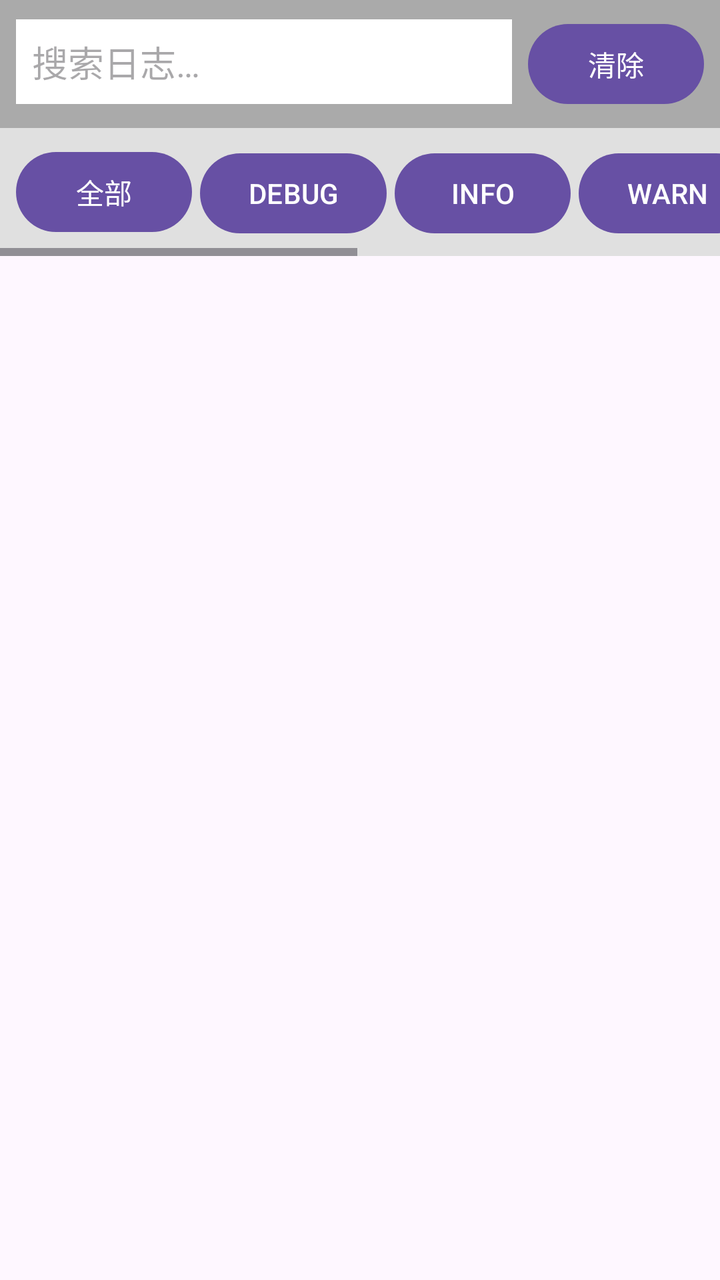
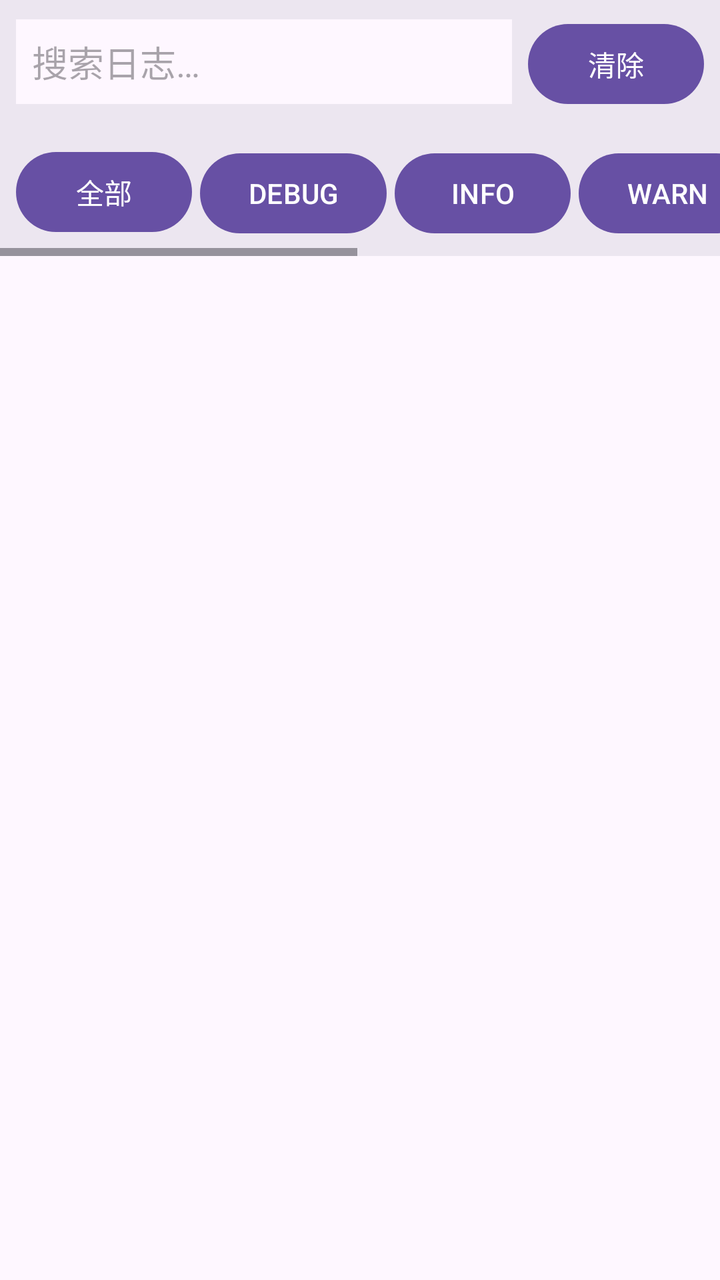

Two renders of the same Android screen: before a commit and after it. Below are the layout's source before the change and the commit's diff.
<!-- AndroidManifest.xml: activity theme Theme.JustNothing -->
<!-- res/layout/activity_log_viewer.xml -->
<?xml version="1.0" encoding="utf-8"?>
<LinearLayout xmlns:android="http://schemas.android.com/apk/res/android"
    android:layout_width="match_parent"
    android:layout_height="match_parent"
    android:orientation="vertical">

    <LinearLayout
        android:layout_width="match_parent"
        android:layout_height="wrap_content"
        android:orientation="horizontal"
        android:padding="8dp"
        android:background="@android:color/darker_gray">

        <EditText
            android:id="@+id/edit_search"
            android:layout_width="0dp"
            android:layout_height="wrap_content"
            android:layout_weight="1"
            android:background="@android:color/white"
            android:hint="@string/log_viewer_search_hint"
            android:inputType="text"
            android:maxLines="1"
            android:padding="8dp" />

        <Button
            android:id="@+id/btn_clear"
            android:layout_width="wrap_content"
            android:layout_height="wrap_content"
            android:layout_marginStart="8dp"
            android:text="@string/general_clear" />
    </LinearLayout>

    <HorizontalScrollView
        android:layout_width="match_parent"
        android:layout_height="wrap_content"
        android:background="#E0E0E0">

        <LinearLayout
            android:layout_width="wrap_content"
            android:layout_height="wrap_content"
            android:orientation="horizontal"
            android:padding="8dp">

            <Button
                android:id="@+id/btn_all"
                android:layout_width="wrap_content"
                android:layout_height="wrap_content"
                android:layout_marginEnd="4dp"
                android:text="@string/general_all" />

            <Button
                android:id="@+id/btn_debug"
                android:layout_width="wrap_content"
                android:layout_height="wrap_content"
                android:layout_marginEnd="4dp"
                android:text="@string/loglevel_debug" />

            <Button
                android:id="@+id/btn_info"
                android:layout_width="wrap_content"
                android:layout_height="wrap_content"
                android:layout_marginEnd="4dp"
                android:text="@string/loglevel_info" />

            <Button
                android:id="@+id/btn_warn"
                android:layout_width="wrap_content"
                android:layout_height="wrap_content"
                android:layout_marginEnd="4dp"
                android:text="@string/loglevel_warn" />

            <Button
                android:id="@+id/btn_error"
                android:layout_width="wrap_content"
                android:layout_height="wrap_content"
                android:layout_marginEnd="4dp"
                android:text="@string/loglevel_error" />

            <Button
                android:id="@+id/btn_auto_scroll"
                android:layout_width="wrap_content"
                android:layout_height="wrap_content"
                android:text="@string/log_viewer_auto_scroll_on" />

            <Button
                android:id="@+id/btn_load_more"
                android:layout_width="wrap_content"
                android:layout_height="wrap_content"
                android:layout_marginStart="8dp"
                android:text="@string/log_viewer_load_more" />
        </LinearLayout>
    </HorizontalScrollView>

    <FrameLayout
        android:layout_width="match_parent"
        android:layout_height="0dp"
        android:layout_weight="1">

        <androidx.recyclerview.widget.RecyclerView
            android:id="@+id/log_list"
            android:layout_width="match_parent"
            android:layout_height="match_parent" />

        <ProgressBar
            android:id="@+id/progress_loading"
            android:layout_width="wrap_content"
            android:layout_height="wrap_content"
            android:layout_gravity="center"
            android:visibility="gone" />
    </FrameLayout>

</LinearLayout>
<!-- resources referenced by this layout -->
<resources>
  <string name="general_all">全部</string>
  <string name="general_clear">清除</string>
  <string name="log_viewer_auto_scroll_on">自动滚动: 开</string>
  <string name="log_viewer_load_more">加载更多</string>
  <string name="log_viewer_search_hint">搜索日志…</string>
  <string name="loglevel_debug">DEBUG</string>
  <string name="loglevel_error">ERROR</string>
  <string name="loglevel_info">INFO</string>
  <string name="loglevel_warn">WARN</string>
  <style name="Theme.JustNothing" parent="Base.Theme.JustNothing" />
  <style name="Base.Theme.JustNothing" parent="Theme.Material3.DayNight.NoActionBar">
          
          
      </style>
</resources>

<!-- the commit's change to res/layout/activity_log_viewer.xml (unified diff, before → after) -->
@@ -8,72 +8,72 @@
         android:layout_width="match_parent"
         android:layout_height="wrap_content"
         android:orientation="horizontal"
-        android:padding="8dp"
-        android:background="@android:color/darker_gray">
+        android:padding="@dimen/spacing_8"
+        android:background="?attr/colorSurfaceContainerHigh">
 
         <EditText
             android:id="@+id/edit_search"
             android:layout_width="0dp"
             android:layout_height="wrap_content"
             android:layout_weight="1"
-            android:background="@android:color/white"
+            android:background="?attr/colorSurface"
             android:hint="@string/log_viewer_search_hint"
             android:inputType="text"
             android:maxLines="1"
-            android:padding="8dp" />
+            android:padding="@dimen/spacing_8" />
 
         <Button
             android:id="@+id/btn_clear"
             android:layout_width="wrap_content"
             android:layout_height="wrap_content"
-            android:layout_marginStart="8dp"
+            android:layout_marginStart="@dimen/spacing_8"
             android:text="@string/general_clear" />
     </LinearLayout>
 
     <HorizontalScrollView
         android:layout_width="match_parent"
         android:layout_height="wrap_content"
-        android:background="#E0E0E0">
+        android:background="?attr/colorSurfaceContainerHigh">
 
         <LinearLayout
             android:layout_width="wrap_content"
             android:layout_height="wrap_content"
             android:orientation="horizontal"
-            android:padding="8dp">
+            android:padding="@dimen/spacing_8">
 
             <Button
                 android:id="@+id/btn_all"
                 android:layout_width="wrap_content"
                 android:layout_height="wrap_content"
-                android:layout_marginEnd="4dp"
+                android:layout_marginEnd="@dimen/spacing_4"
                 android:text="@string/general_all" />
 
             <Button
                 android:id="@+id/btn_debug"
                 android:layout_width="wrap_content"
                 android:layout_height="wrap_content"
-                android:layout_marginEnd="4dp"
+                android:layout_marginEnd="@dimen/spacing_4"
                 android:text="@string/loglevel_debug" />
 
             <Button
                 android:id="@+id/btn_info"
                 android:layout_width="wrap_content"
                 android:layout_height="wrap_content"
-                android:layout_marginEnd="4dp"
+                android:layout_marginEnd="@dimen/spacing_4"
                 android:text="@string/loglevel_info" />
 
             <Button
                 android:id="@+id/btn_warn"
                 android:layout_width="wrap_content"
                 android:layout_height="wrap_content"
-                android:layout_marginEnd="4dp"
+                android:layout_marginEnd="@dimen/spacing_4"
                 android:text="@string/loglevel_warn" />
 
             <Button
                 android:id="@+id/btn_error"
                 android:layout_width="wrap_content"
                 android:layout_height="wrap_content"
-                android:layout_marginEnd="4dp"
+                android:layout_marginEnd="@dimen/spacing_4"
                 android:text="@string/loglevel_error" />
 
             <Button
@@ -86,7 +86,7 @@
                 android:id="@+id/btn_load_more"
                 android:layout_width="wrap_content"
                 android:layout_height="wrap_content"
-                android:layout_marginStart="8dp"
+                android:layout_marginStart="@dimen/spacing_8"
                 android:text="@string/log_viewer_load_more" />
         </LinearLayout>
     </HorizontalScrollView>
<!-- resource entries referenced after the edit -->
@@ -1,5 +1,7 @@
 <!-- resources referenced by this layout -->
 <resources>
+  <dimen name="spacing_4">4dp</dimen>
+  <dimen name="spacing_8">8dp</dimen>
   <string name="general_all">全部</string>
   <string name="general_clear">清除</string>
   <string name="log_viewer_auto_scroll_on">自动滚动: 开</string>
@@ -12,7 +14,6 @@
   <style name="Theme.JustNothing" parent="Base.Theme.JustNothing" />
   <style name="Base.Theme.JustNothing" parent="Theme.Material3.DayNight.NoActionBar">
           
-          
       </style>
 </resources>
 
